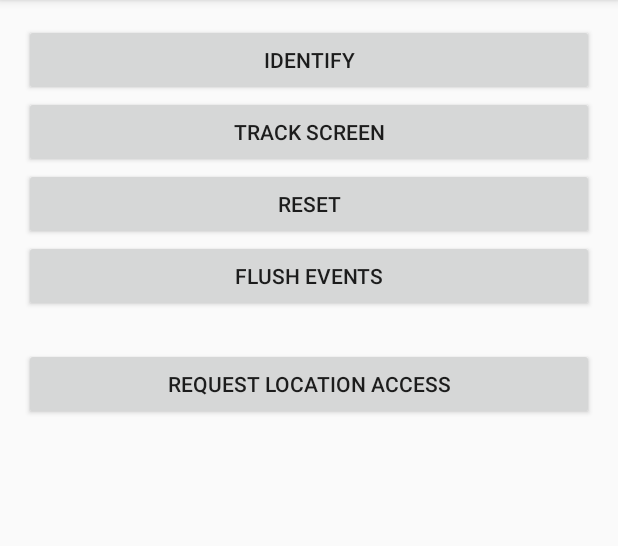
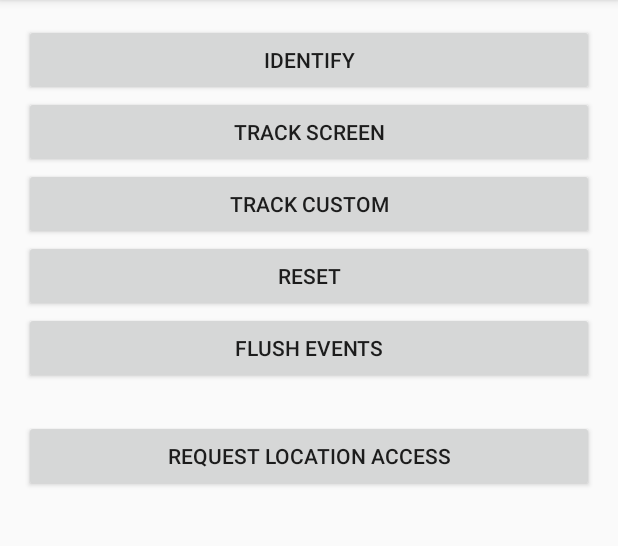
Before and after one commit to castle/castle-android, an Android app: the screen it shows after launch (MainActivity), on a phone screen of 412 x 824 dp, the part 84-630 px from its top. Run offline under Robolectric (Android 15) with nearby library versions, the phone set to English and light mode, and no system bars; libraries missing offline, so code that uses them is left out: com.squareup.tape2, io.castle.highwind; 8 statements that could not run were skipped.

Commit message:
Update example with custom tracking

```diff
--- a/example/src/main/res/layout/main.xml
+++ b/example/src/main/res/layout/main.xml
@@ -13,6 +13,11 @@
         android:layout_width="match_parent"
         android:layout_height="wrap_content"
         android:text="@string/track_screen" />
+    <Button
+        android:id="@+id/track_custom"
+        android:layout_width="match_parent"
+        android:layout_height="wrap_content"
+        android:text="@string/track_custom" />
     <Button
         android:id="@+id/reset"
         android:layout_width="match_parent"
--- a/example/src/main/res/values/strings.xml
+++ b/example/src/main/res/values/strings.xml
@@ -6,4 +6,5 @@
     <string name="reset">Reset</string>
     <string name="flush_events">Flush events</string>
     <string name="request_location_access">Request location access</string>
+    <string name="track_custom">Track custom</string>
 </resources>
```
Also changed, not shown: example/src/main/java/io/castle/android/sample/MainActivity.kt (+8 -0 lines).
